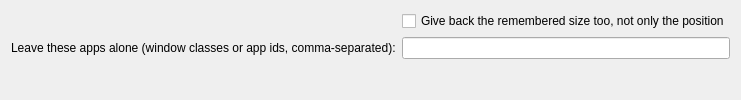
archledger/plasma-fusion, file packages/kwin/scripts/plasmafusion-placement/contents/ui/config.ui: the form before one commit.
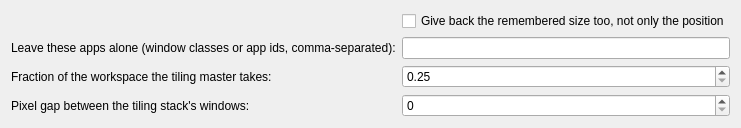
The form after the commit.

Commit message: Add the dynamic tiling: the master-and-stack integration (the tiler) (#164)

```diff
--- a/packages/kwin/scripts/plasmafusion-placement/contents/ui/config.ui
+++ b/packages/kwin/scripts/plasmafusion-placement/contents/ui/config.ui
@@ -20,6 +20,46 @@
    <item row="1" column="1">
     <widget class="QLineEdit" name="kcfg_IgnoreApps"/>
    </item>
+   <item row="2" column="0">
+    <widget class="QLabel" name="masterFractionLabel">
+     <property name="text">
+      <string>Fraction of the workspace the tiling master takes:</string>
+     </property>
+    </widget>
+   </item>
+   <item row="2" column="1">
+    <widget class="QDoubleSpinBox" name="kcfg_MasterFraction">
+     <property name="decimals">
+      <number>2</number>
+     </property>
+     <property name="minimum">
+      <double>0.250000000000000</double>
+     </property>
+     <property name="maximum">
+      <double>0.750000000000000</double>
+     </property>
+     <property name="singleStep">
+      <double>0.050000000000000</double>
+     </property>
+    </widget>
+   </item>
+   <item row="3" column="0">
+    <widget class="QLabel" name="stackGapLabel">
+     <property name="text">
+      <string>Pixel gap between the tiling stack's windows:</string>
+     </property>
+    </widget>
+   </item>
+   <item row="3" column="1">
+    <widget class="QSpinBox" name="kcfg_StackGap">
+     <property name="minimum">
+      <number>0</number>
+     </property>
+     <property name="maximum">
+      <number>48</number>
+     </property>
+    </widget>
+   </item>
   </layout>
  </widget>
  <resources/>
```
The commit also changes 12 other files.
